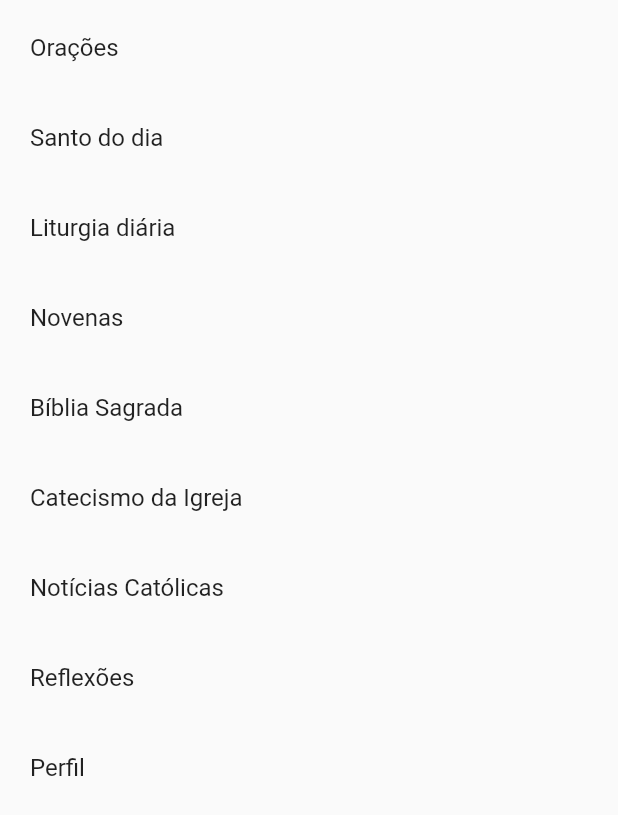
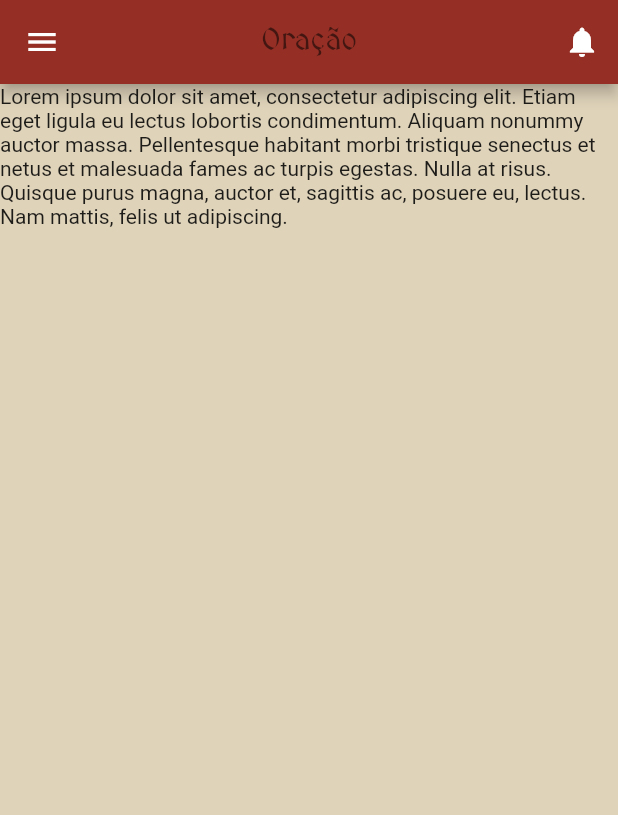
Before and after one commit to IgordeAndrade/custody_angel, a Flutter app: the MenuList widget shown alone on an empty page, opened directly, after a tap on "Orações", on a phone screen of 412 x 824 dp. Shown: the top 815 px of the screen. Run offline on Flutter 3.47's test engine with Material 2 defaults, Android fonts, the light colour scheme and no system bars; our stand-ins replace get.

Commit message:
extends default page in oracoes page

```diff
--- a/lib/main.dart
+++ b/lib/main.dart
@@ -2,6 +2,7 @@ import 'package:custody_angel/controllers/my_bindings.dart';
 import 'package:custody_angel/views/global/biblia_page.dart';
 import 'package:custody_angel/views/global/home_page.dart';
 import 'package:custody_angel/views/login_page.dart';
+import 'package:custody_angel/views/oracoes_page/oracoes_page.dart';
 import 'package:custody_angel/views/splash_screen.dart';
 import 'package:flutter/material.dart';
 import 'package:get/get_navigation/get_navigation.dart';
@@ -40,6 +41,10 @@ class MyApp extends StatelessWidget {
               name: '/bibliaPage',
               page: () => const BibliaPage(),
             ),
+            GetPage(
+              name: '/oracoes',
+              page: () => OracoesPage(),
+            ),
           ],
         ),
       ],
--- a/lib/views/global/biblia_page.dart
+++ b/lib/views/global/biblia_page.dart
@@ -1,5 +1,3 @@
-import 'dart:math';
-
 import 'package:custody_angel/controllers/biblia_controller.dart';
 import 'package:flutter/material.dart';
 import 'package:get/get.dart';
@@ -18,7 +16,7 @@ class BibliaPage extends GetView<BibliaController> {
           width: MediaQuery.of(context).size.width,
           color: const Color(0xFFdfd3ba),
           padding: const EdgeInsets.all(10),
-          child: Text(
+          child: const Text(
               'controller.bibliaList[e].conteudo![0].capitulo!.toString()'),
         ),
       ),
--- a/lib/views/global/widgets/menu_list.dart
+++ b/lib/views/global/widgets/menu_list.dart
@@ -1,4 +1,3 @@
-import 'package:custody_angel/repositories/biblia_repository_mock.dart';
 import 'package:flutter/material.dart';
 import 'package:get/get.dart';
 
@@ -10,9 +9,7 @@ class MenuList extends StatelessWidget {
   @override
   Widget build(BuildContext context) {
     Map<String, Function()> buttons = {
-      'Orações': () => () {
-            BibliaRepositoryMock().getList();
-          },
+      'Orações': () => Get.toNamed('/oracoes'),
       'Santo do dia': () => () {},
       'Liturgia diária': () => () {},
       'Novenas': () => () {},
--- /dev/null
+++ b/lib/views/oracoes_page/oracoes_page.dart
@@ -0,0 +1,19 @@
+import 'package:custody_angel/views/global/widgets/default_page.dart';
+import 'package:flutter/material.dart';
+
+class OracoesPage extends DefaultPage {
+  OracoesPage({
+    Key? key,
+  }) : super(
+          key: key,
+          body: Column(
+            children: const [
+              Text(
+                  'Lorem ipsum dolor sit amet, consectetur adipiscing elit. Etiam eget ligula eu lectus lobortis condimentum. Aliquam nonummy auctor massa. Pellentesque habitant morbi tristique senectus et netus et malesuada fames ac turpis egestas. Nulla at risus. Quisque purus magna, auctor et, sagittis ac, posuere eu, lectus. Nam mattis, felis ut adipiscing.')
+            ],
+          ),
+          title: 'Oração',
+          titleFontSize: 20,
+        );
+
+}
```
